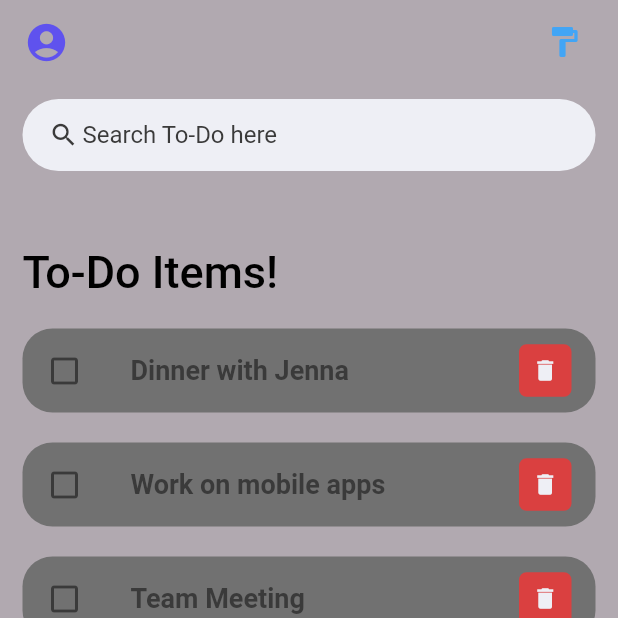
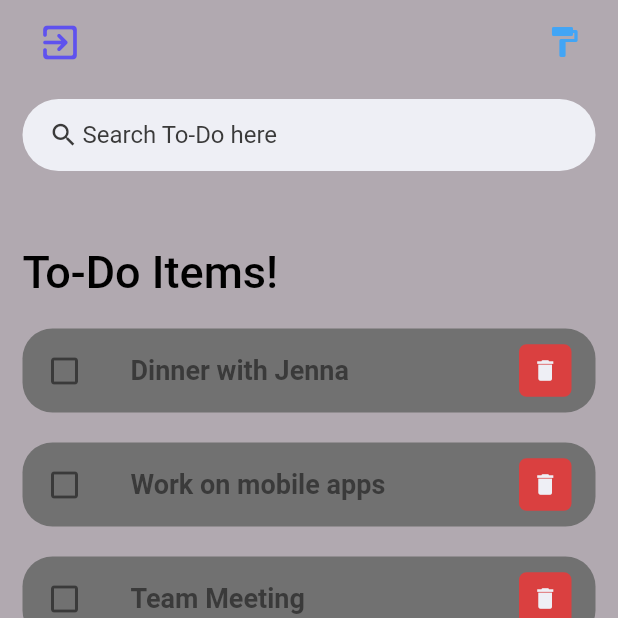
Before and after one commit to nikhil-RGB/To-Do, a Flutter app: the screen it shows after launch, on a phone screen of 412 x 824 dp, the top half of it. Run offline on Flutter 3.47's test engine with Material 2 defaults, Android fonts, the phone set to English and light mode, and no system bars.

Commit message:
Add exit button

```diff
--- a/to_do_app/lib/all-screens/home.dart
+++ b/to_do_app/lib/all-screens/home.dart
@@ -1,4 +1,5 @@
 import 'package:flutter/material.dart';
+import 'package:flutter/services.dart';
 import 'package:to_do_app/all-const/colors.dart';
 import 'package:to_do_app/model/itemToDo.dart';
 import 'package:to_do_app/widgets/item.dart';
@@ -194,10 +195,13 @@ class _HomeState extends State<Home> {
         title: new Row(
           mainAxisAlignment: MainAxisAlignment.spaceBetween,
           children: [
-            Icon(
-              Icons.account_circle_rounded,
-              color: tdBlue,
-              size: 30,
+            IconButton(
+              icon: Icon(
+                Icons.exit_to_app_rounded,
+                color: tdBlue,
+                size: 30,
+              ),
+              onPressed: () => {SystemNavigator.pop()},
             ),
             Container(
                 height: 40,
```
